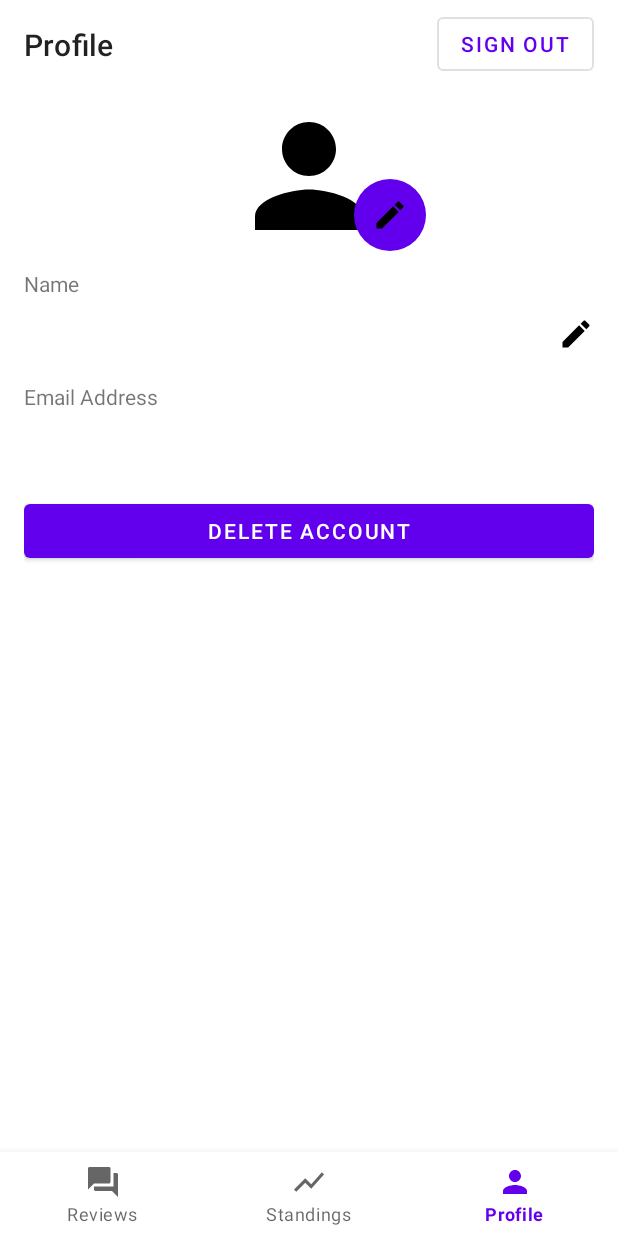
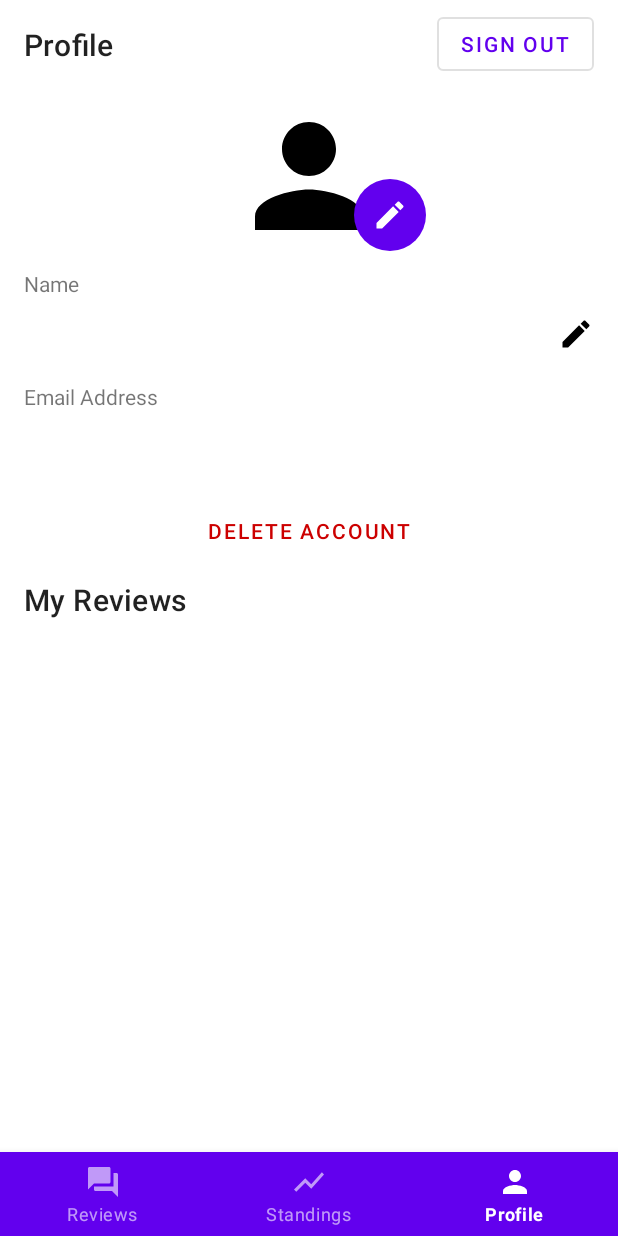
Before and after one commit to polamokh/home-internet-review, an Android app: the ProfileFragment screen opened through its navigation route, on a phone screen of 412 x 824 dp. Run offline under Robolectric (Android 15) with nearby library versions, the phone set to English and light mode, and no system bars; our stand-ins replace Firebase (no records; nobody signed in at launch, a user with empty details on screens opened directly), navigation-ui; libraries missing offline, so code that uses them is left out: com.firebase.ui, com.theartofdev.edmodo.

Commit message:
Fix reviews adpater null exception and Enhance UI

```diff
--- a/app/src/main/java/com/polamokh/homeinternetreview/ui/adapters/MyReviewsAdapter.java
+++ /dev/null
@@ -1,86 +0,0 @@
-package com.polamokh.homeinternetreview.ui.adapters;
-
-import android.text.TextUtils;
-import android.view.LayoutInflater;
-import android.view.View;
-import android.view.ViewGroup;
-import android.widget.RatingBar;
-import android.widget.TextView;
-
-import androidx.annotation.NonNull;
-import androidx.recyclerview.widget.RecyclerView;
-
-import com.polamokh.homeinternetreview.R;
-import com.polamokh.homeinternetreview.data.Review;
-import com.polamokh.homeinternetreview.ui.listeners.IOnItemSelectListener;
-
-import java.text.DateFormat;
-import java.util.Date;
-import java.util.List;
-
-public class MyReviewsAdapter extends RecyclerView.Adapter<MyReviewsAdapter.MyReviewViewHolder> {
-
-    private List<Review> reviews;
-    private IOnItemSelectListener listener;
-
-    public MyReviewsAdapter(IOnItemSelectListener listener) {
-        this.listener = listener;
-    }
-
-    @NonNull
-    @Override
-    public MyReviewViewHolder onCreateViewHolder(@NonNull ViewGroup parent, int viewType) {
-        View view = LayoutInflater.from(parent.getContext())
-                .inflate(R.layout.item_my_review, parent, false);
-        return new MyReviewViewHolder(view);
-    }
-
-    @Override
-    public void onBindViewHolder(@NonNull MyReviewViewHolder holder, int position) {
-        Review review = reviews.get(position);
-
-        holder.rating.setRating((float) review.getRating());
-        holder.description.setText(review.getDescription());
-
-        Date time = new Date(review.getTime());
-        String timeFormatter = DateFormat.getDateInstance().format(time);
-        holder.time.setText(timeFormatter);
-
-        holder.description.setOnClickListener(v -> {
-            TextView desc = (TextView) v;
-            if (desc.getMaxLines() == Integer.MAX_VALUE) {
-                desc.setMaxLines(3);
-                desc.setEllipsize(TextUtils.TruncateAt.END);
-            } else {
-                desc.setMaxLines(Integer.MAX_VALUE);
-                desc.setEllipsize(null);
-            }
-        });
-
-        holder.itemView.setOnClickListener(v -> listener.OnItemSelected(review));
-    }
-
-    @Override
-    public int getItemCount() {
-        return (reviews == null) ? 0 : reviews.size();
-    }
-
-    public void setReviews(List<Review> reviews) {
-        this.reviews = reviews;
-        notifyDataSetChanged();
-    }
-
-    static class MyReviewViewHolder extends RecyclerView.ViewHolder {
-        RatingBar rating;
-        TextView description;
-        TextView time;
-
-        public MyReviewViewHolder(@NonNull View itemView) {
-            super(itemView);
-
-            rating = itemView.findViewById(R.id.my_review_item_rating);
-            description = itemView.findViewById(R.id.my_review_item_description);
-            time = itemView.findViewById(R.id.my_review_item_time);
-        }
-    }
-}
--- /dev/null
+++ b/app/src/main/res/drawable/ic_edit_white_24dp.xml
@@ -0,0 +1,9 @@
+<vector xmlns:android="http://schemas.android.com/apk/res/android"
+    android:width="24dp"
+    android:height="24dp"
+    android:viewportWidth="24.0"
+    android:viewportHeight="24.0">
+    <path
+        android:fillColor="?attr/colorOnPrimary"
+        android:pathData="M3,17.25V21h3.75L17.81,9.94l-3.75,-3.75L3,17.25zM20.71,7.04c0.39,-0.39 0.39,-1.02 0,-1.41l-2.34,-2.34c-0.39,-0.39 -1.02,-0.39 -1.41,0l-1.83,1.83 3.75,3.75 1.83,-1.83z" />
+</vector>
--- a/app/src/main/res/layout/activity_main.xml
+++ b/app/src/main/res/layout/activity_main.xml
@@ -22,7 +22,7 @@
 
     <com.google.android.material.bottomnavigation.BottomNavigationView
         android:id="@+id/bottom_navigation_view"
-        style="@style/Widget.MaterialComponents.BottomNavigationView"
+        style="@style/Widget.MaterialComponents.BottomNavigationView.Colored"
         android:layout_width="match_parent"
         android:layout_height="wrap_content"
         android:layout_gravity="bottom"
--- a/app/src/main/res/layout/fragment_profile.xml
+++ b/app/src/main/res/layout/fragment_profile.xml
@@ -68,7 +68,7 @@
                 android:layout_marginBottom="@dimen/component_margin_bottom"
                 android:background="@drawable/circle_background"
                 android:contentDescription="@string/edit_profile_picture"
-                android:src="@drawable/ic_edit_24dp"
+                android:src="@drawable/ic_edit_white_24dp"
                 app:layout_anchor="@id/profile_pic"
                 app:layout_anchorGravity="end|bottom" />
 
@@ -105,10 +105,21 @@
 
         <Button
             android:id="@+id/profile_remove_account"
+            style="@style/Widget.MaterialComponents.Button.TextButton"
             android:layout_width="match_parent"
             android:layout_height="wrap_content"
             android:layout_marginTop="@dimen/component_margin_top"
-            android:text="@string/profile_delete_account_button" />
+            android:layout_marginBottom="@dimen/component_margin_bottom"
+            android:text="@string/profile_delete_account_button"
+            android:textColor="@android:color/holo_red_dark" />
+
+        <TextView
+            style="@style/TextAppearance.MaterialComponents.Headline6"
+            android:layout_width="wrap_content"
+            android:layout_height="wrap_content"
+            android:layout_marginTop="@dimen/component_margin_top"
+            android:layout_marginBottom="@dimen/component_margin_bottom"
+            android:text="@string/profile_my_reviews" />
 
         <androidx.recyclerview.widget.RecyclerView
             android:id="@+id/my_reviews_recycler_view"
--- a/app/src/main/res/layout/item_review.xml
+++ b/app/src/main/res/layout/item_review.xml
@@ -21,6 +21,7 @@
     <TextView
         android:id="@+id/review_item_user_name"
         style="@style/AppTextView"
+        android:text="@string/anonymous"
         android:layout_width="wrap_content"
         android:layout_height="wrap_content"
         app:layout_constraintBottom_toTopOf="@id/review_item_time"
--- a/app/src/main/res/values/strings.xml
+++ b/app/src/main/res/values/strings.xml
@@ -21,12 +21,17 @@
     <string name="profile_email">Email Address</string>
     <string name="profile_delete_account_button">Delete Account</string>
     <string name="profile_sign_in_button">Sign in</string>
+    <string name="profile_sign_in_message">Sign in to explain your experience and post reviews
+        \n or Create your new account now.</string>
     <string name="profile_sign_out_button">Sign out</string>
+    <string name="profile_my_reviews">My Reviews</string>
+    <string name="profile_delete_review_message">Your review has been deleted</string>
+    <string name="profile_delete_review_action">Undo</string>
 
     <string name="fragment_create_review_title">Create review</string>
     <string name="fragment_review_details_option_title">Select your review details</string>
     <string name="review_details_option_quick_button">Quick</string>
-    <string name="review_details_option_detailed_button">Detailed (Recommended)</string>
+    <string name="review_details_option_detailed_button">Detailed</string>
 
     <string name="fragment_home_title">Reviews</string>
     <string name="fragment_profile_title">Profile</string>
@@ -50,10 +55,11 @@
     <string name="dialog_verify_profile_verify_btn">Verify</string>
     <string name="dialog_verify_profile_cancel_btn">Cancel</string>
 
-    <string name="server_client_id">123625297518-pv5rjmqsj2qbtej843jfrvd5fl9lmike.apps.googleusercontent.com</string>
-
     <string name="loading_text">Loading…</string>
     <string name="company_picture">Company Picture</string>
+
+    <string name="server_client_id">123625297518-pv5rjmqsj2qbtej843jfrvd5fl9lmike.apps.googleusercontent.com</string>
+    <string name="anonymous">Anonymous</string>
 
     <string-array name="governorates">
         <item>Cairo</item>
```
Also changed, not shown: app/src/main/java/com/polamokh/homeinternetreview/ui/adapters/ReviewsAdapter.java (+22 -5 lines), app/src/main/java/com/polamokh/homeinternetreview/ui/fragments/GovernoratesListFragment.java (+9 -3 lines), app/src/main/java/com/polamokh/homeinternetreview/ui/fragments/ProfileFragment.java (+24 -5 lines), app/src/main/res/drawable/ic_detailed_review_24dp.xml (added, +9 -0 lines), app/src/main/res/drawable/ic_quick_review_24dp.xml (added, +9 -0 lines), app/src/main/res/layout/fragment_profile_sign_in.xml (+21 -6 lines), app/src/main/res/layout/fragment_review_details_option.xml (+42 -10 lines).
